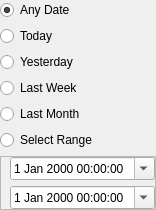
commontk/CTK, file Libs/Widgets/Resources/UI/ctkDateRangeWidget.ui: the form before one commit.
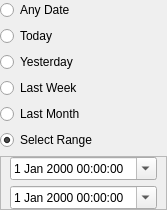
The form after the commit.

Commit message:
Always show the date range of ctkDateRangeWidget
except when "Any" is current.
Automatically select the right option based on the date.

Diff of the .ui file:
```diff
--- a/Libs/Widgets/Resources/UI/ctkDateRangeWidget.ui
+++ b/Libs/Widgets/Resources/UI/ctkDateRangeWidget.ui
@@ -6,7 +6,7 @@
    <rect>
     <x>0</x>
     <y>0</y>
-    <width>100</width>
+    <width>167</width>
     <height>186</height>
    </rect>
   </property>
@@ -28,9 +28,6 @@
      <property name="text">
       <string>Any Date</string>
      </property>
-     <property name="checked">
-      <bool>true</bool>
-     </property>
     </widget>
    </item>
    <item>
@@ -66,6 +63,9 @@
      <property name="text">
       <string>Select Range</string>
      </property>
+     <property name="checked">
+      <bool>true</bool>
+     </property>
     </widget>
    </item>
    <item>
@@ -86,9 +86,6 @@
       <property name="topMargin">
        <number>0</number>
       </property>
-      <property name="rightMargin">
-       <number>0</number>
-      </property>
       <property name="bottomMargin">
        <number>0</number>
       </property>
```
Left out of the diff: 10 changed lines with no effect on the pictures. The commit also changes 2 other files.
